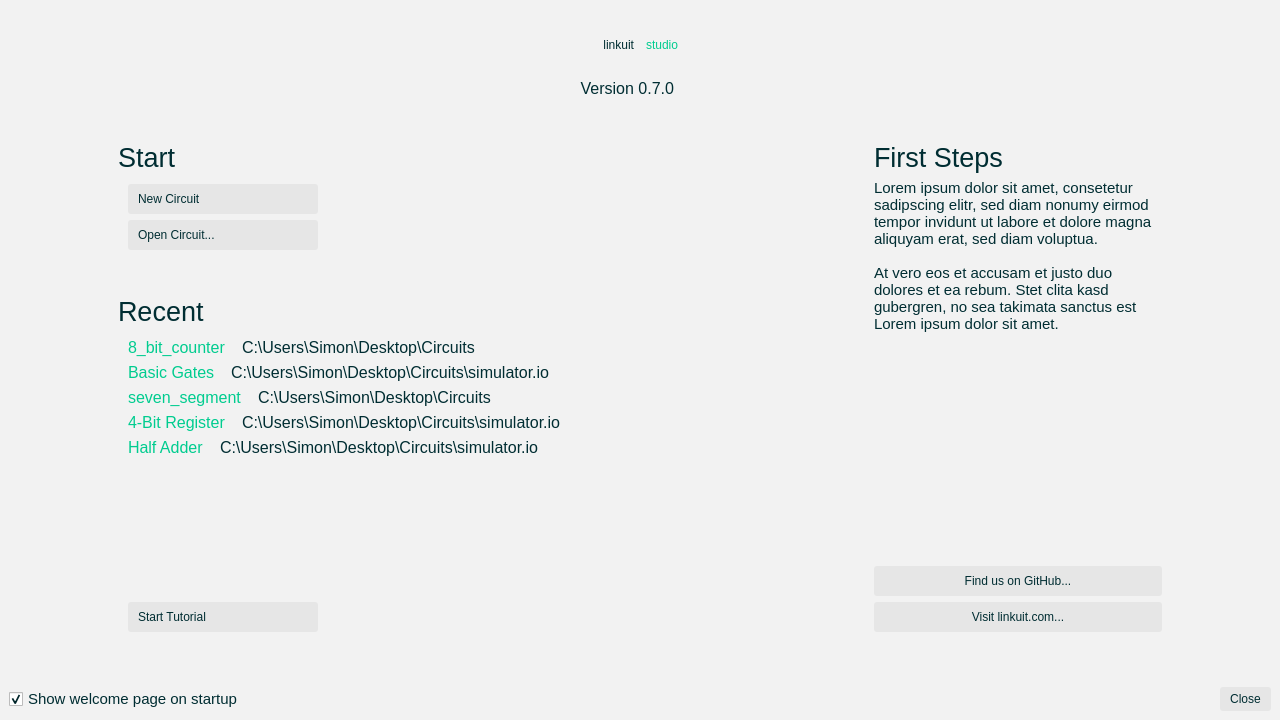
Qt form Gui/WelcomeDialog.ui (SimonBuxx/Linkuit-Studio) before a commit.
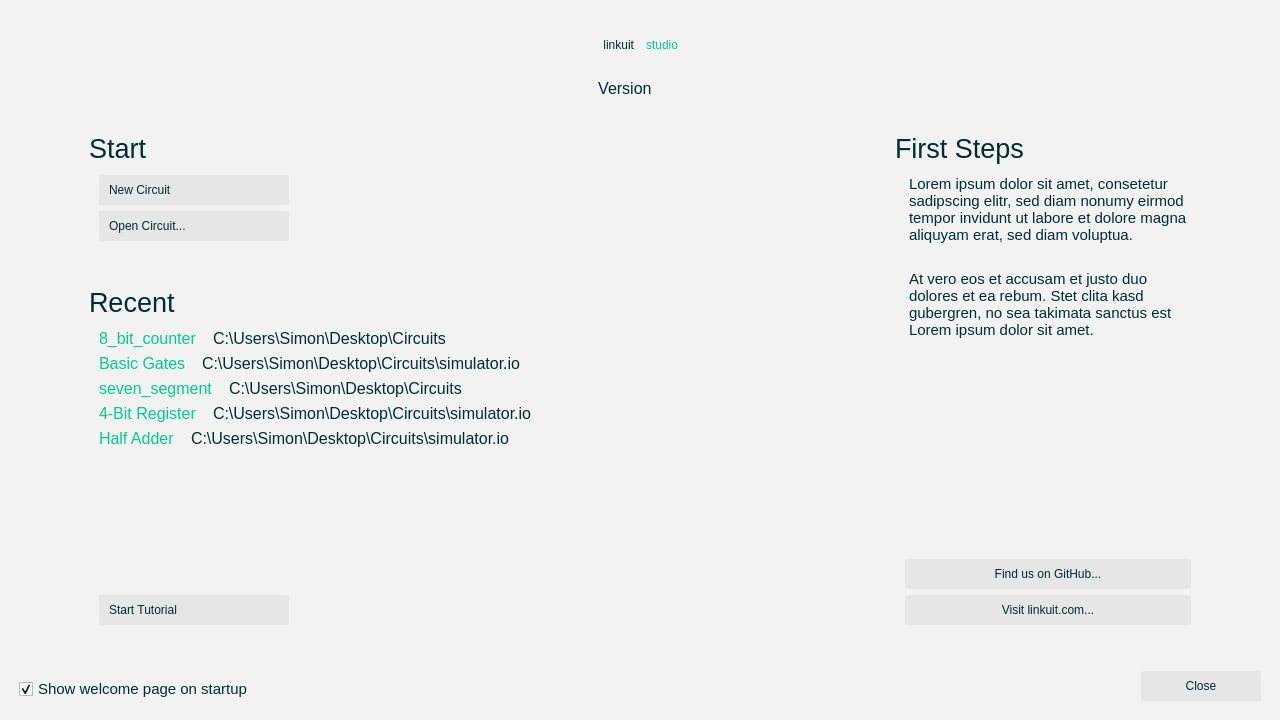
The same form after that commit. Icons and pictures are not drawn.

Commit message: Minor welcome page updates

What changed in the file:
```diff
--- a/Gui/WelcomeDialog.ui
+++ b/Gui/WelcomeDialog.ui
@@ -46,7 +46,7 @@
 
 QPushButton
 {
-    padding: 5px 10px;
+    padding: 8px 10px;
     border-radius: 3px;
     background: rgb(230, 230, 230);
     font: 11pt &quot;Source Sans Pro&quot;;
@@ -61,11 +61,6 @@
 QPushButton:pressed
 {
     background: rgb(200, 200, 200);
-}
-
-QPushButton:checked
-{
-    background: rgb(0, 204, 143);
 }</string>
   </property>
   <layout class="QVBoxLayout" name="verticalLayout_2">
@@ -83,15 +78,32 @@
    </property>
    <item>
     <widget class="QWidget" name="widget_3" native="true">
+     <property name="styleSheet">
+      <string notr="true">QPushButton
+{
+    padding: 8px 10px;
+    background: rgb(230, 230, 230);
+}
+
+QPushButton:hover
+{
+    background: rgb(220, 220, 220);
+}
+
+QPushButton:pressed
+{
+    background: rgb(200, 200, 200);
+}</string>
+     </property>
      <layout class="QGridLayout" name="gridLayout_3">
       <property name="leftMargin">
-       <number>100</number>
+       <number>80</number>
       </property>
       <property name="topMargin">
        <number>20</number>
       </property>
       <property name="rightMargin">
-       <number>100</number>
+       <number>80</number>
       </property>
       <property name="bottomMargin">
        <number>40</number>
@@ -106,24 +118,35 @@
         </property>
         <property name="minimumSize">
          <size>
-          <width>750</width>
+          <width>800</width>
           <height>0</height>
          </size>
         </property>
         <property name="maximumSize">
          <size>
-          <width>750</width>
+          <width>800</width>
           <height>16777215</height>
          </size>
         </property>
         <property name="styleSheet">
          <string notr="true">QPushButton
 {
-    padding: 8px 10px;
-	text-align:  left;
+	text-align: left;
 }</string>
         </property>
         <layout class="QGridLayout" name="gridLayout_2">
+         <property name="leftMargin">
+          <number>0</number>
+         </property>
+         <property name="topMargin">
+          <number>0</number>
+         </property>
+         <property name="rightMargin">
+          <number>0</number>
+         </property>
+         <property name="bottomMargin">
+          <number>0</number>
+         </property>
          <item row="8" column="0">
           <layout class="QHBoxLayout" name="horizontalLayout_3">
            <property name="leftMargin">
@@ -572,37 +595,99 @@
       <item row="2" column="1">
        <widget class="QWidget" name="widget_4" native="true">
         <property name="styleSheet">
-         <string notr="true">QPushButton
-{
-    padding: 8px 10px;
-}</string>
+         <string notr="true"/>
         </property>
         <layout class="QGridLayout" name="gridLayout_4">
-         <item row="4" column="0">
+         <property name="leftMargin">
+          <number>0</number>
+         </property>
+         <property name="topMargin">
+          <number>0</number>
+         </property>
+         <property name="rightMargin">
+          <number>0</number>
+         </property>
+         <property name="bottomMargin">
+          <number>0</number>
+         </property>
+         <item row="6" column="0">
+          <widget class="QPushButton" name="uGithubButton">
+           <property name="styleSheet">
+            <string notr="true">QPushButton {
+	margin-left: 10px;
+}</string>
+           </property>
+           <property name="text">
+            <string>Find us on GitHub...</string>
+           </property>
+          </widget>
+         </item>
+         <item row="7" column="0">
           <widget class="QPushButton" name="uWebsiteButton">
+           <property name="styleSheet">
+            <string notr="true">QPushButton {
+	margin-left: 10px;
+}</string>
+           </property>
            <property name="text">
             <string>Visit linkuit.com...</string>
            </property>
           </widget>
          </item>
-         <item row="1" column="0" alignment="Qt::AlignTop">
+         <item row="2" column="0" alignment="Qt::AlignTop">
           <widget class="QLabel" name="label_12">
            <property name="styleSheet">
             <string notr="true">QLabel {
 	font-size: 11pt;
 	color: rgb(0, 45, 50);
+	margin-left: 10px;
+	margin-top: 5px;
 }</string>
            </property>
            <property name="text">
-            <string>Lorem ipsum dolor sit amet, consetetur sadipscing elitr, sed diam nonumy eirmod tempor invidunt ut labore et dolore magna aliquyam erat, sed diam voluptua. 
-
-At vero eos et accusam et justo duo dolores et ea rebum. Stet clita kasd gubergren, no sea takimata sanctus est Lorem ipsum dolor sit amet.</string>
+            <string>Lorem ipsum dolor sit amet, consetetur sadipscing elitr, sed diam nonumy eirmod tempor invidunt ut labore et dolore magna aliquyam erat, sed diam voluptua.</string>
            </property>
            <property name="wordWrap">
             <bool>true</bool>
            </property>
           </widget>
          </item>
+         <item row="4" column="0">
+          <widget class="QLabel" name="label_14">
+           <property name="styleSheet">
+            <string notr="true">QLabel {
+	font-size: 11pt;
+	color: rgb(0, 45, 50);
+	margin-left: 10px;
+}</string>
+           </property>
+           <property name="text">
+            <string>At vero eos et accusam et justo duo dolores et ea rebum. Stet clita kasd gubergren, no sea takimata sanctus est Lorem ipsum dolor sit amet.</string>
+           </property>
+           <property name="wordWrap">
+            <bool>true</bool>
+           </property>
+          </widget>
+         </item>
+         <item row="3" column="0">
+          <widget class="QLabel" name="label_13">
+           <property name="maximumSize">
+            <size>
+             <width>16777215</width>
+             <height>16777215</height>
+            </size>
+           </property>
+           <property name="text">
+            <string/>
+           </property>
+           <property name="pixmap">
+            <pixmap resource="resources.qrc">:/images/hor_line.png</pixmap>
+           </property>
+           <property name="alignment">
+            <set>Qt::AlignCenter</set>
+           </property>
+          </widget>
+         </item>
          <item row="0" column="0" alignment="Qt::AlignTop">
           <widget class="QLabel" name="label_11">
            <property name="styleSheet">
@@ -616,7 +701,7 @@
            </property>
           </widget>
          </item>
-         <item row="2" column="0">
+         <item row="5" column="0">
           <spacer name="verticalSpacer">
            <property name="orientation">
             <enum>Qt::Vertical</enum>
@@ -629,13 +714,6 @@
            </property>
           </spacer>
          </item>
-         <item row="3" column="0">
-          <widget class="QPushButton" name="uGithubButton">
-           <property name="text">
-            <string>Find us on GitHub...</string>
-           </property>
-          </widget>
-         </item>
         </layout>
        </widget>
       </item>
@@ -772,7 +850,7 @@
 }</string>
              </property>
              <property name="text">
-              <string>Version 0.7.0</string>
+              <string>Version </string>
              </property>
              <property name="alignment">
               <set>Qt::AlignRight|Qt::AlignTrailing|Qt::AlignVCenter</set>
@@ -839,9 +917,18 @@
    </item>
    <item>
     <layout class="QHBoxLayout" name="horizontalLayout">
+     <property name="leftMargin">
+      <number>10</number>
+     </property>
      <property name="topMargin">
       <number>0</number>
      </property>
+     <property name="rightMargin">
+      <number>10</number>
+     </property>
+     <property name="bottomMargin">
+      <number>10</number>
+     </property>
      <item alignment="Qt::AlignHCenter|Qt::AlignBottom">
       <widget class="QCheckBox" name="checkBox">
        <property name="styleSheet">
@@ -876,7 +963,9 @@
         </size>
        </property>
        <property name="styleSheet">
-        <string notr="true"/>
+        <string notr="true">QPushButton {
+	min-width: 100px;
+}</string>
        </property>
        <property name="orientation">
         <enum>Qt::Horizontal</enum>
```
Left out of the diff: 4 changed lines with no effect on the pictures. The commit also changes 3 other files.
